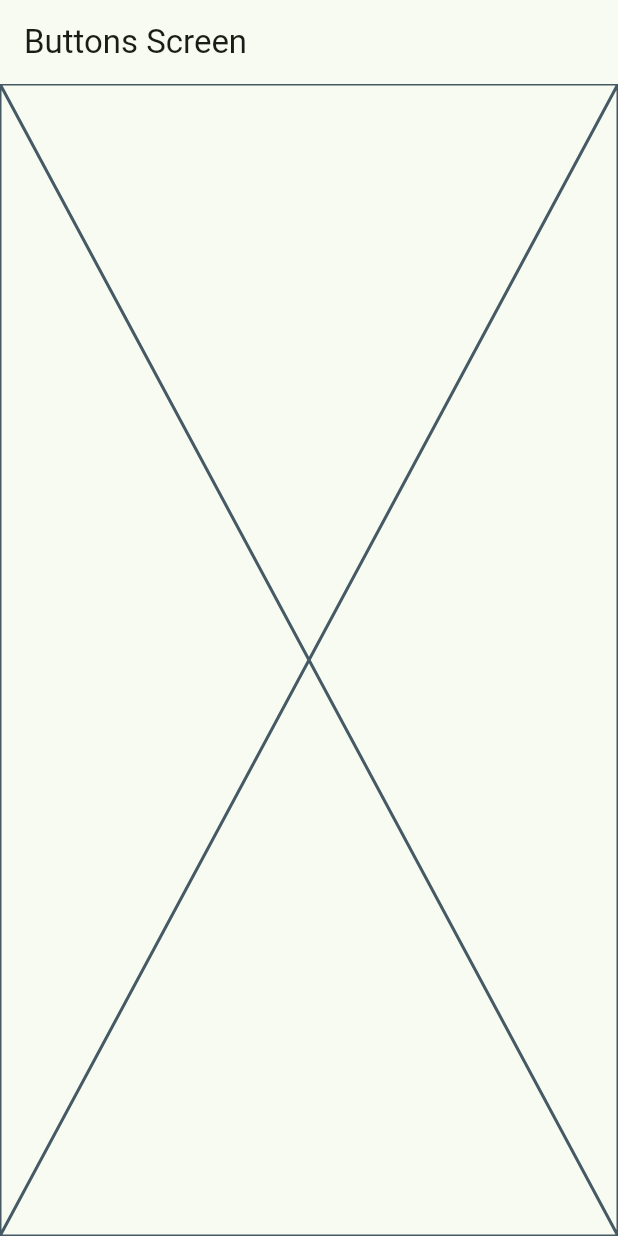
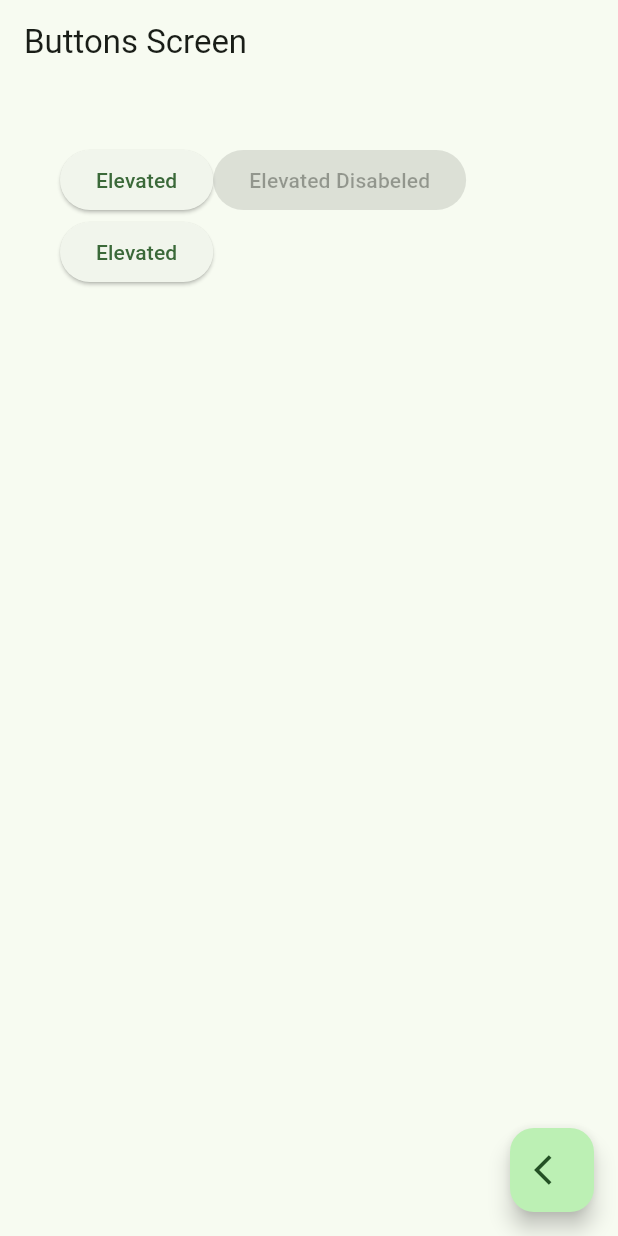
Before and after one commit to sof28kr/widggets_app, a Flutter app: the ButtonsScreen screen opened by its route, on a phone screen of 412 x 824 dp. Run offline on Flutter 3.47's test engine with Material 3 defaults, Android fonts, the phone set to English and light mode, and no system bars; our stand-ins replace go_router.

Commit message:
jugando con los bottones

```diff
--- a/lib/presentation/screens/home/botones_app/buttons_screen.dart
+++ b/lib/presentation/screens/home/botones_app/buttons_screen.dart
@@ -1,4 +1,5 @@
 import 'package:flutter/material.dart';
+import 'package:go_router/go_router.dart';
 
 class ButtonsScreen extends StatelessWidget {
   const ButtonsScreen({super.key});
@@ -11,8 +12,39 @@ class ButtonsScreen extends StatelessWidget {
       appBar: AppBar(
         title:const Text ('Buttons Screen'),
       ),
-      body: const Placeholder(
+      body: const _ButtonView(),
+      floatingActionButton: FloatingActionButton(
+        child: Icon(Icons.arrow_back_ios),
+        onPressed: (){
+          // lo usamos asi porque tenemos el router
+          context.pop();
+        },
+      ),
 
+
+    );
+  }
+}
+
+class _ButtonView extends StatelessWidget {
+  const _ButtonView({super.key});
+
+  @override
+  Widget build(BuildContext context) {
+    return Padding(
+      padding: const EdgeInsets.symmetric(horizontal: 40, vertical:40),
+      // wrap se parece a una columna, pero en horizontal
+      // se llena una detras de otra y luego pasa a la sigueinte linea
+      child: Wrap(
+        children: [
+
+          // botton normalito
+          ElevatedButton(onPressed: (){}, child: const Text('Elevated')),
+          // el mismo botton normalito pero desabilitado
+          ElevatedButton(onPressed: null , child: const Text('Elevated Disabeled')),
+          ElevatedButton(onPressed: (){}, child: const Text('Elevated')),
+
+        ],
       ),
     );
   }
--- a/lib/presentation/screens/home/home_screen.dart
+++ b/lib/presentation/screens/home/home_screen.dart
@@ -95,11 +95,12 @@ class _CustomListTitle extends StatelessWidget {
 
         //opcion con router:
         // opcion para que cada item tenga su propio camino
-        // context.push(menuItem.link);
+         context.push(menuItem.link);
 
         //opcion usando los nombres
-        context.pushNamed(CardsScreen.name);
+        //context.pushNamed(CardsScreen.name);
         // tambien se puede hacer con cada uno, pero se necesitaria declarar en munu items el nombre del parametro nombre
+        // algo como context.push(menuItem.link);
 
         // opcion con rutas
 
```
